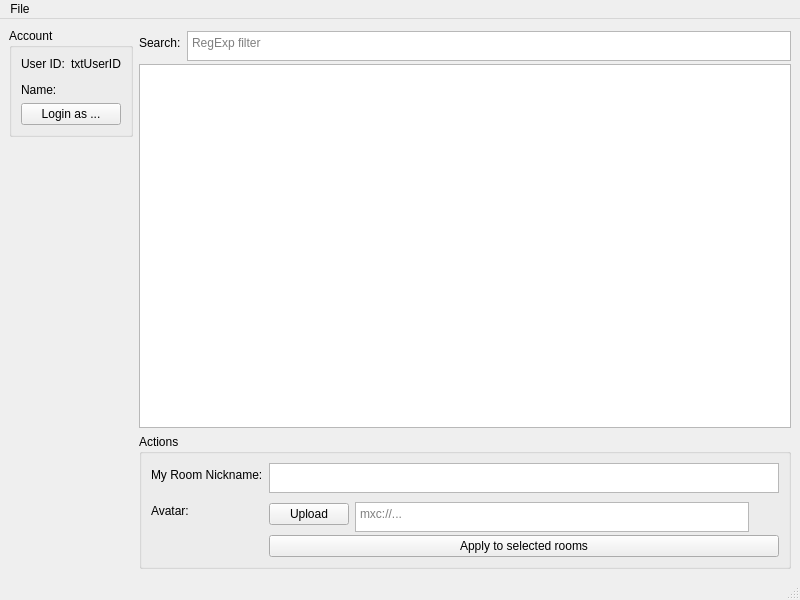
This is ui/mainwindow.ui in SharkyRawr/matrix-changemyname as Qt 5 draws it before an edit. The edited form follows.
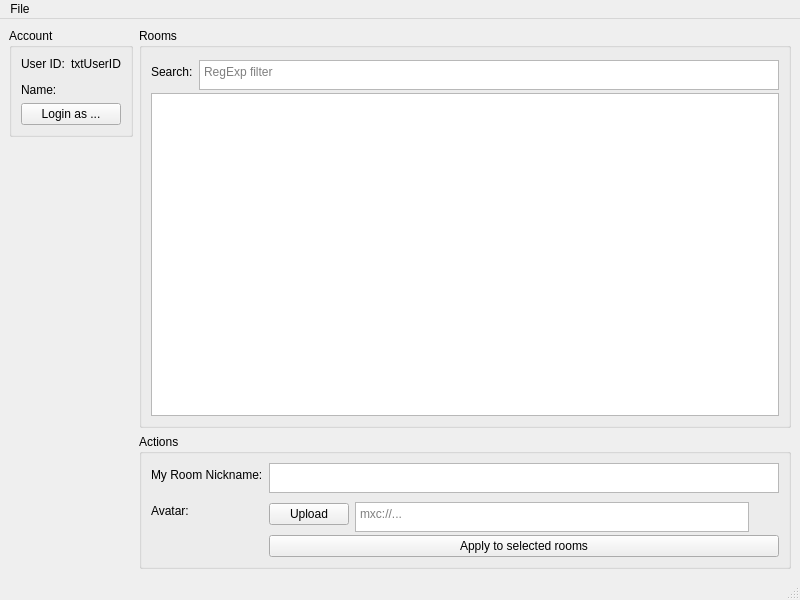
This is the edited form.

```diff
--- a/ui/mainwindow.ui
+++ b/ui/mainwindow.ui
@@ -93,9 +93,15 @@
     <item>
      <layout class="QVBoxLayout" name="verticalLayout_2">
       <item>
-       <layout class="QHBoxLayout" name="horizontalLayout_3">
+       <widget class="QGroupBox" name="groupBox_3">
+        <property name="title">
+         <string>Rooms</string>
+        </property>
+        <layout class="QVBoxLayout" name="verticalLayout_3">
         <item>
-         <widget class="QLabel" name="label_2">
+          <layout class="QHBoxLayout" name="horizontalLayout_6">
+           <item>
+            <widget class="QLabel" name="label_6">
           <property name="text">
            <string>Search:</string>
           </property>
@@ -134,6 +140,12 @@
          <enum>QAbstractItemView::MultiSelection</enum>
         </property>
        </widget>
+         </item>
+        </layout>
+       </widget>
+      </item>
+      <item>
+       <layout class="QHBoxLayout" name="horizontalLayout_3"/>
       </item>
       <item>
        <widget class="QGroupBox" name="groupBox_2">
```
Lines whose indentation alone changed are shown as unchanged.
